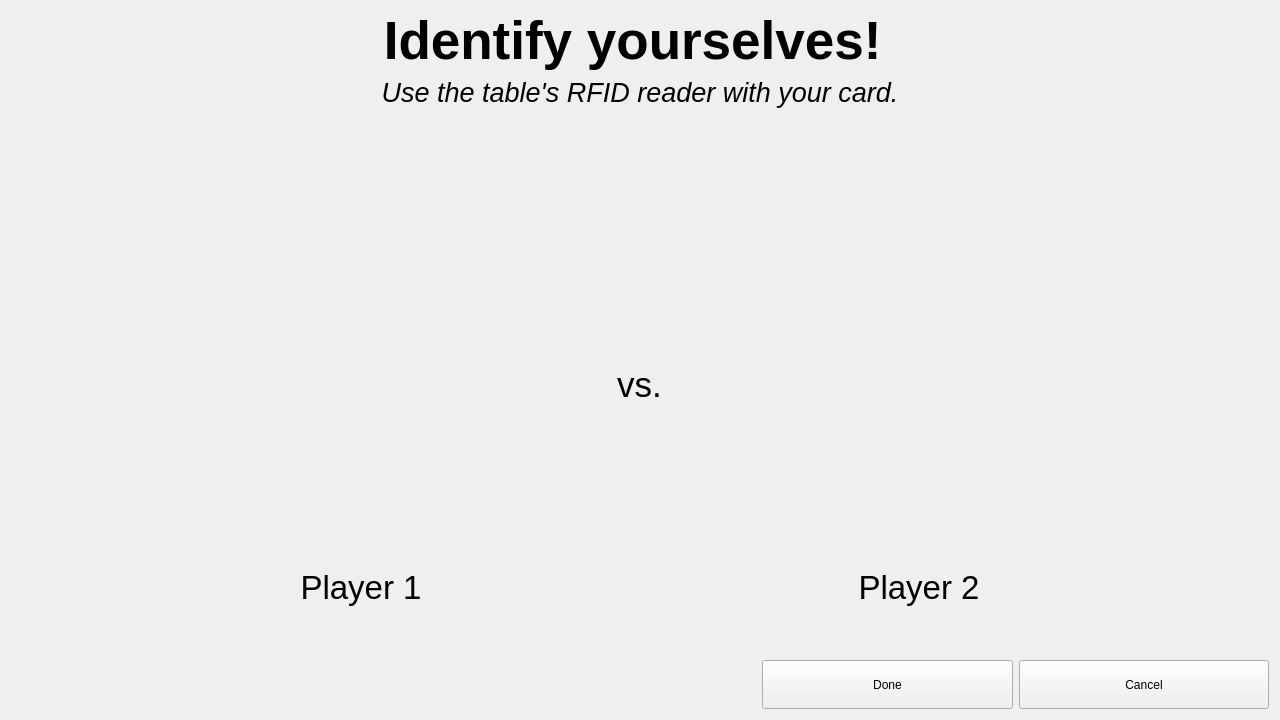
The window that ui/auth2p.ui (eharquin/babyfut) describes before a commit, drawn with Qt 5.
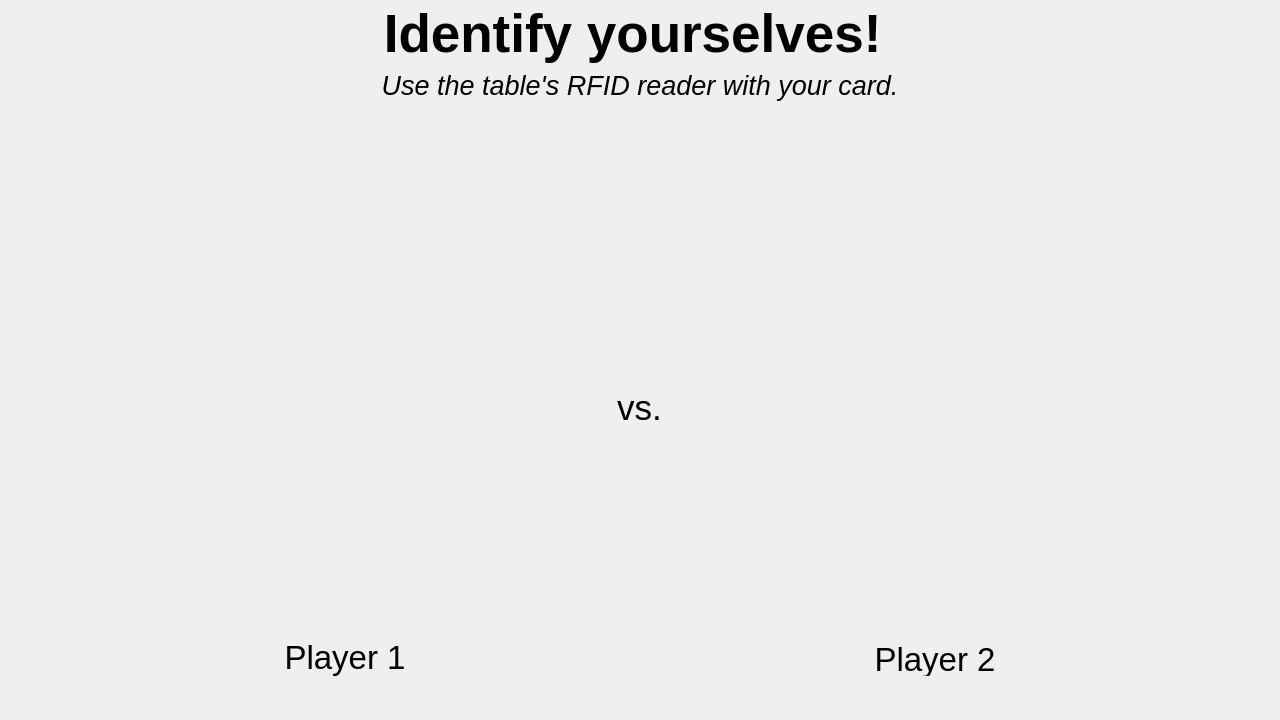
The same window after the commit. Icons and pictures are not drawn.

Patch:
```diff
--- a/ui/auth2p.ui
+++ b/ui/auth2p.ui
@@ -106,8 +106,8 @@
          </property>
          <property name="minimumSize">
           <size>
-           <width>300</width>
-           <height>300</height>
+           <width>400</width>
+           <height>400</height>
           </size>
          </property>
          <property name="maximumSize">
@@ -213,8 +213,8 @@
          </property>
          <property name="minimumSize">
           <size>
-           <width>300</width>
-           <height>300</height>
+           <width>400</width>
+           <height>400</height>
           </size>
          </property>
          <property name="maximumSize">
@@ -239,6 +239,9 @@
          <property name="orientation">
           <enum>Qt::Vertical</enum>
          </property>
+         <property name="sizeType">
+          <enum>QSizePolicy::Expanding</enum>
+         </property>
          <property name="sizeHint" stdset="0">
           <size>
            <width>20</width>
@@ -311,81 +314,6 @@
      </property>
     </spacer>
    </item>
-   <item>
-    <layout class="QHBoxLayout" name="horizontalLayout_2">
-     <item>
-      <spacer name="horizontalSpacer_4">
-       <property name="orientation">
-        <enum>Qt::Horizontal</enum>
-       </property>
-       <property name="sizeHint" stdset="0">
-        <size>
-         <width>40</width>
-         <height>20</height>
-        </size>
-       </property>
-      </spacer>
-     </item>
-     <item>
-      <spacer name="horizontalSpacer_5">
-       <property name="orientation">
-        <enum>Qt::Horizontal</enum>
-       </property>
-       <property name="sizeHint" stdset="0">
-        <size>
-         <width>40</width>
-         <height>20</height>
-        </size>
-       </property>
-      </spacer>
-     </item>
-     <item>
-      <spacer name="horizontalSpacer_3">
-       <property name="orientation">
-        <enum>Qt::Horizontal</enum>
-       </property>
-       <property name="sizeHint" stdset="0">
-        <size>
-         <width>40</width>
-         <height>20</height>
-        </size>
-       </property>
-      </spacer>
-     </item>
-     <item>
-      <widget class="QPushButton" name="btnDone">
-       <property name="sizePolicy">
-        <sizepolicy hsizetype="Expanding" vsizetype="Expanding">
-         <horstretch>0</horstretch>
-         <verstretch>0</verstretch>
-        </sizepolicy>
-       </property>
-       <property name="text">
-        <string>Done</string>
-       </property>
-      </widget>
-     </item>
-     <item>
-      <widget class="QPushButton" name="btnCancel">
-       <property name="sizePolicy">
-        <sizepolicy hsizetype="Expanding" vsizetype="Preferred">
-         <horstretch>0</horstretch>
-         <verstretch>0</verstretch>
-        </sizepolicy>
-       </property>
-       <property name="minimumSize">
-        <size>
-         <width>0</width>
-         <height>32</height>
-        </size>
-       </property>
-       <property name="text">
-        <string>Cancel</string>
-       </property>
-      </widget>
-     </item>
-    </layout>
-   </item>
   </layout>
  </widget>
  <resources>
```
